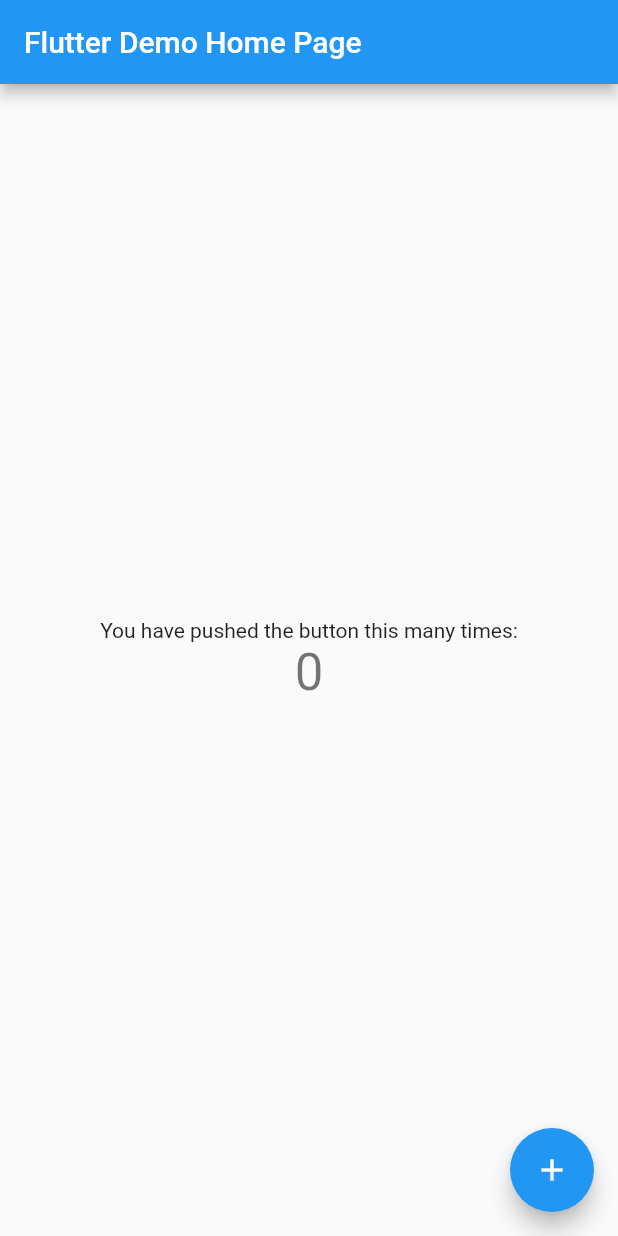
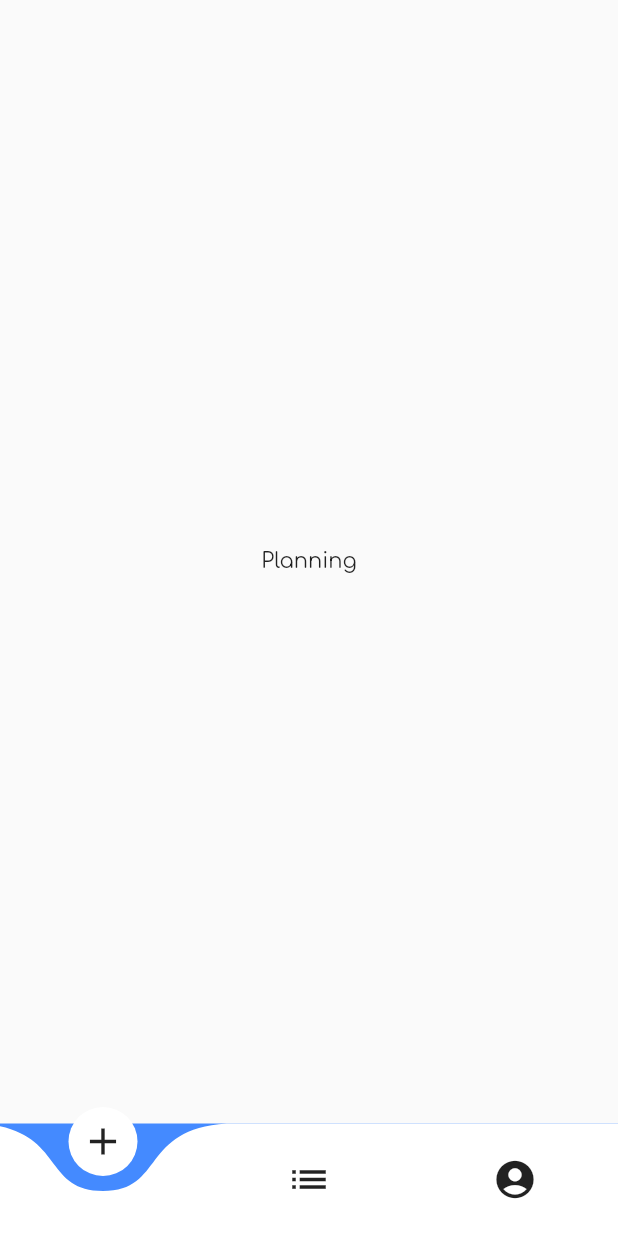
Before and after one commit to jeremySrgt/meal_suggest, a Flutter app: the screen it shows after launch, on a phone screen of 412 x 824 dp. Run offline on Flutter 3.47's test engine with Material 2 defaults, Android fonts, the phone set to English and light mode, and no system bars; drawn by our look-alikes of curved_navigation_bar.

```diff
--- a/lib/main.dart
+++ b/lib/main.dart
@@ -1,111 +1,25 @@
 import 'package:flutter/material.dart';
+import 'mainPage.dart';
 
 void main() => runApp(MyApp());
 
 class MyApp extends StatelessWidget {
-  // This widget is the root of your application.
   @override
   Widget build(BuildContext context) {
+//    SystemChrome.setPreferredOrientations([
+//      DeviceOrientation.portraitUp,
+//      DeviceOrientation.portraitDown,
+//    ]);
     return MaterialApp(
-      title: 'Flutter Demo',
+      debugShowCheckedModeBanner: false, //retir la banniere de debug
       theme: ThemeData(
-        // This is the theme of your application.
-        //
-        // Try running your application with "flutter run". You'll see the
-        // application has a blue toolbar. Then, without quitting the app, try
-        // changing the primarySwatch below to Colors.green and then invoke
-        // "hot reload" (press "r" in the console where you ran "flutter run",
-        // or simply save your changes to "hot reload" in a Flutter IDE).
-        // Notice that the counter didn't reset back to zero; the application
-        // is not restarted.
-        primarySwatch: Colors.blue,
+        primaryColor: Colors.deepOrange,
+        accentColor: Colors.orangeAccent,
+        fontFamily: 'Comfortaa',
       ),
-      home: MyHomePage(title: 'Flutter Demo Home Page'),
+      routes: {
+        '/': (BuildContext context) => MainPage(),
+      },
     );
   }
 }
-
-class MyHomePage extends StatefulWidget {
-  MyHomePage({Key key, this.title}) : super(key: key);
-
-  // This widget is the home page of your application. It is stateful, meaning
-  // that it has a State object (defined below) that contains fields that affect
-  // how it looks.
-
-  // This class is the configuration for the state. It holds the values (in this
-  // case the title) provided by the parent (in this case the App widget) and
-  // used by the build method of the State. Fields in a Widget subclass are
-  // always marked "final".
-
-  final String title;
-
-  @override
-  _MyHomePageState createState() => _MyHomePageState();
-}
-
-class _MyHomePageState extends State<MyHomePage> {
-  int _counter = 0;
-
-  void _incrementCounter() {
-    setState(() {
-      // This call to setState tells the Flutter framework that something has
-      // changed in this State, which causes it to rerun the build method below
-      // so that the display can reflect the updated values. If we changed
-      // _counter without calling setState(), then the build method would not be
-      // called again, and so nothing would appear to happen.
-      _counter++;
-    });
-  }
-
-  @override
-  Widget build(BuildContext context) {
-    // This method is rerun every time setState is called, for instance as done
-    // by the _incrementCounter method above.
-    //
-    // The Flutter framework has been optimized to make rerunning build methods
-    // fast, so that you can just rebuild anything that needs updating rather
-    // than having to individually change instances of widgets.
-    return Scaffold(
-      appBar: AppBar(
-        // Here we take the value from the MyHomePage object that was created by
-        // the App.build method, and use it to set our appbar title.
-        title: Text(widget.title),
-      ),
-      body: Center(
-        // Center is a layout widget. It takes a single child and positions it
-        // in the middle of the parent.
-        child: Column(
-          // Column is also layout widget. It takes a list of children and
-          // arranges them vertically. By default, it sizes itself to fit its
-          // children horizontally, and tries to be as tall as its parent.
-          //
-          // Invoke "debug painting" (press "p" in the console, choose the
-          // "Toggle Debug Paint" action from the Flutter Inspector in Android
-          // Studio, or the "Toggle Debug Paint" command in Visual Studio Code)
-          // to see the wireframe for each widget.
-          //
-          // Column has various properties to control how it sizes itself and
-          // how it positions its children. Here we use mainAxisAlignment to
-          // center the children vertically; the main axis here is the vertical
-          // axis because Columns are vertical (the cross axis would be
-          // horizontal).
-          mainAxisAlignment: MainAxisAlignment.center,
-          children: <Widget>[
-            Text(
-              'You have pushed the button this many times:',
-            ),
-            Text(
-              '$_counter',
-              style: Theme.of(context).textTheme.display1,
-            ),
-          ],
-        ),
-      ),
-      floatingActionButton: FloatingActionButton(
-        onPressed: _incrementCounter,
-        tooltip: 'Increment',
-        child: Icon(Icons.add),
-      ), // This trailing comma makes auto-formatting nicer for build methods.
-    );
-  }
-}
--- /dev/null
+++ b/lib/mainPage.dart
@@ -0,0 +1,74 @@
+import 'package:flutter/material.dart';
+import 'package:curved_navigation_bar/curved_navigation_bar.dart';
+
+class MainPage extends StatefulWidget {
+  @override
+  State<StatefulWidget> createState() {
+    // TODO: implement createState
+    return _MainPageState();
+  }
+}
+
+class _MainPageState extends State<MainPage> {
+  int _page = 0;
+  GlobalKey _bottomNavigationKey = GlobalKey();
+
+  Widget navigationBar() {
+    return CurvedNavigationBar(
+      key: _bottomNavigationKey,
+      items: <Widget>[
+        Icon(
+          Icons.add,
+          size: 30,
+        ),
+        Icon(
+          Icons.list,
+          size: 30,
+        ),
+        Icon(
+          Icons.account_circle,
+          size: 30,
+        ),
+      ],
+      onTap: (index) {
+        setState(() {
+          _page = index;
+        });
+      },
+    );
+  }
+
+  Widget pageBuilder() {
+    switch (_page) {
+      case 0:
+        return Center(
+          child: Text('Planning'),
+        );
+        break;
+      case 1:
+        return Center(
+          child: Text('liste de course'),
+        );
+        break;
+      case 2:
+        return Center(
+          child: Text('Profil'),
+        );
+        break;
+      default:
+        return Text('default');
+        break;
+    }
+  }
+
+  @override
+  Widget build(BuildContext context) {
+    // TODO: implement build
+    return Scaffold(
+      bottomNavigationBar: navigationBar(),
+      body: Center(
+        child: pageBuilder(),
+      ),
+    );
+  }
+}
```
Also changed, not shown: fonts/Comfortaa/OFL.txt (added, +93 -0 lines), pubspec.yaml (+18 -24 lines), fonts/Comfortaa/Comfortaa[wght].ttf (added), pubspec.lock.
